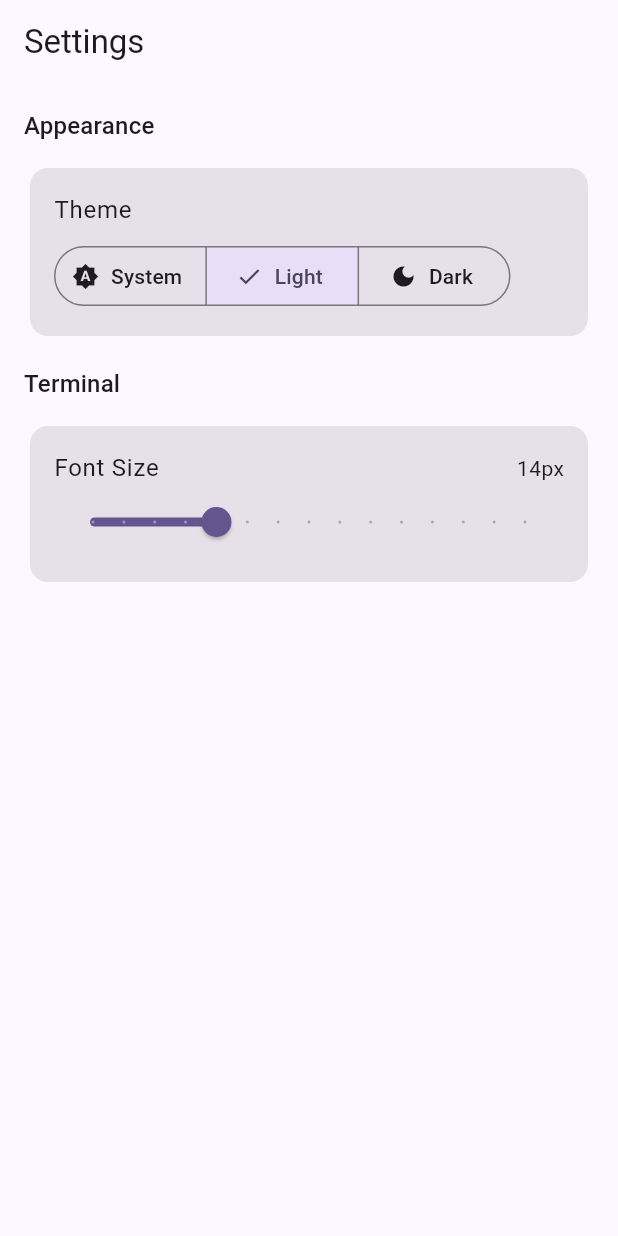
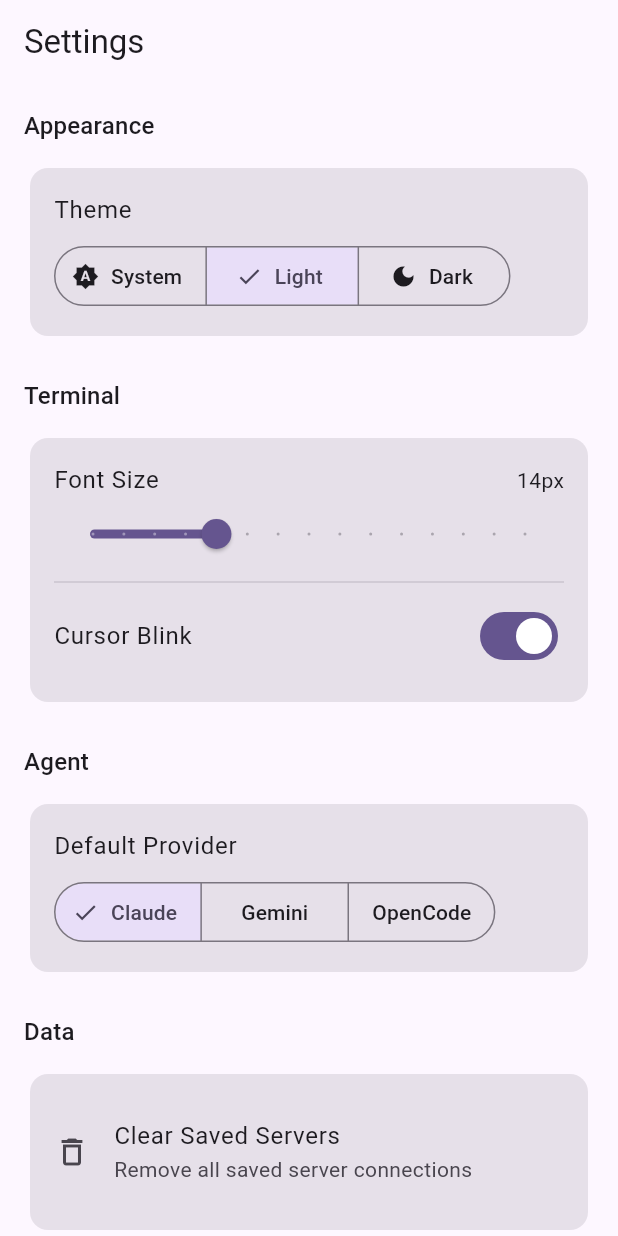
Before and after one commit to codeweiz/relais, a Flutter app: the SettingsScreen screen opened by its route, after a tap on "Light", on a phone screen of 412 x 824 dp. Run offline on Flutter 3.47's test engine with Material 3 defaults, Android fonts, the phone set to English and light mode, and no system bars; our stand-ins replace dio, flutter_markdown, flutter_riverpod, go_router, google_fonts, shared_preferences; missing offline and left inert: xterm; accounts and stored records are empty.

Commit message:
fix(client): routing crashes, session switch animation, more settings
Routing:
- Back button uses context.go('/home') instead of Navigator.pop()
  to avoid popping the last page off GoRouter's stack
- Session switcher uses context.go() with CustomTransitionPage
  (no-op animation) so switching is instant, not a page transition

Terminal:
- Reduce maxLines to 100 (tmux handles scroll history server-side)

Settings (expanded):
- Theme: system/light/dark
- Terminal: font size (10-24px), cursor blink toggle
- Agent: default provider (Claude/Gemini/OpenCode)
- Data: clear saved servers
- About: version info

Co-Authored-By: Claude Opus 4.6 (1M context) <noreply@anthropic.com>

```diff
--- a/client/lib/providers/settings_provider.dart
+++ b/client/lib/providers/settings_provider.dart
@@ -5,16 +5,27 @@ import 'package:shared_preferences/shared_preferences.dart';
 class AppSettings {
   final ThemeMode themeMode;
   final double terminalFontSize;
+  final bool terminalCursorBlink;
+  final String defaultAgentProvider;
 
   const AppSettings({
     this.themeMode = ThemeMode.system,
     this.terminalFontSize = 14.0,
+    this.terminalCursorBlink = true,
+    this.defaultAgentProvider = 'claude-code',
   });
 
-  AppSettings copyWith({ThemeMode? themeMode, double? terminalFontSize}) {
+  AppSettings copyWith({
+    ThemeMode? themeMode,
+    double? terminalFontSize,
+    bool? terminalCursorBlink,
+    String? defaultAgentProvider,
+  }) {
     return AppSettings(
       themeMode: themeMode ?? this.themeMode,
       terminalFontSize: terminalFontSize ?? this.terminalFontSize,
+      terminalCursorBlink: terminalCursorBlink ?? this.terminalCursorBlink,
+      defaultAgentProvider: defaultAgentProvider ?? this.defaultAgentProvider,
     );
   }
 }
@@ -26,11 +37,11 @@ class SettingsNotifier extends StateNotifier<AppSettings> {
 
   Future<void> _load() async {
     final prefs = await SharedPreferences.getInstance();
-    final themeName = prefs.getString('theme_mode') ?? 'system';
-    final fontSize = prefs.getDouble('terminal_font_size') ?? 14.0;
     state = AppSettings(
-      themeMode: _parseThemeMode(themeName),
-      terminalFontSize: fontSize,
+      themeMode: _parseThemeMode(prefs.getString('theme_mode') ?? 'system'),
+      terminalFontSize: prefs.getDouble('terminal_font_size') ?? 14.0,
+      terminalCursorBlink: prefs.getBool('terminal_cursor_blink') ?? true,
+      defaultAgentProvider: prefs.getString('default_agent_provider') ?? 'claude-code',
     );
   }
 
@@ -46,6 +57,23 @@ class SettingsNotifier extends StateNotifier<AppSettings> {
     await prefs.setDouble('terminal_font_size', size);
   }
 
+  Future<void> setTerminalCursorBlink(bool blink) async {
+    state = state.copyWith(terminalCursorBlink: blink);
+    final prefs = await SharedPreferences.getInstance();
+    await prefs.setBool('terminal_cursor_blink', blink);
+  }
+
+  Future<void> setDefaultAgentProvider(String provider) async {
+    state = state.copyWith(defaultAgentProvider: provider);
+    final prefs = await SharedPreferences.getInstance();
+    await prefs.setString('default_agent_provider', provider);
+  }
+
+  Future<void> clearSavedServers() async {
+    final prefs = await SharedPreferences.getInstance();
+    await prefs.remove('saved_servers');
+  }
+
   static ThemeMode _parseThemeMode(String name) {
     return ThemeMode.values.firstWhere(
       (m) => m.name == name,
--- a/client/lib/screens/agent_screen.dart
+++ b/client/lib/screens/agent_screen.dart
@@ -1,5 +1,6 @@
 import 'package:flutter/material.dart';
 import 'package:flutter_riverpod/flutter_riverpod.dart';
+import 'package:go_router/go_router.dart';
 import '../models/session.dart';
 import '../providers/server_provider.dart';
 import '../services/agent_connection.dart';
@@ -105,6 +106,7 @@ class _AgentScreenState extends ConsumerState<AgentScreen> {
 
     return Scaffold(
       appBar: AppBar(
+        leading: BackButton(onPressed: () => context.go('/home')),
         title: SessionSwitcher(
           currentSessionId: widget.sessionId,
           filterKind: SessionKind.agent,
--- a/client/lib/screens/settings_screen.dart
+++ b/client/lib/screens/settings_screen.dart
@@ -14,6 +14,7 @@ class SettingsScreen extends ConsumerWidget {
       body: ListView(
         padding: const EdgeInsets.all(16),
         children: [
+          // ── Appearance ─────────────────────────────────
           Text('Appearance', style: Theme.of(context).textTheme.titleMedium),
           const SizedBox(height: 12),
           Card.filled(
@@ -26,31 +27,20 @@ class SettingsScreen extends ConsumerWidget {
                   const SizedBox(height: 8),
                   SegmentedButton<ThemeMode>(
                     segments: const [
-                      ButtonSegment(
-                          value: ThemeMode.system,
-                          label: Text('System'),
-                          icon: Icon(Icons.brightness_auto)),
-                      ButtonSegment(
-                          value: ThemeMode.light,
-                          label: Text('Light'),
-                          icon: Icon(Icons.light_mode)),
-                      ButtonSegment(
-                          value: ThemeMode.dark,
-                          label: Text('Dark'),
-                          icon: Icon(Icons.dark_mode)),
+                      ButtonSegment(value: ThemeMode.system, label: Text('System'), icon: Icon(Icons.brightness_auto)),
+                      ButtonSegment(value: ThemeMode.light, label: Text('Light'), icon: Icon(Icons.light_mode)),
+                      ButtonSegment(value: ThemeMode.dark, label: Text('Dark'), icon: Icon(Icons.dark_mode)),
                     ],
                     selected: {settings.themeMode},
-                    onSelectionChanged: (selected) {
-                      ref
-                          .read(settingsProvider.notifier)
-                          .setThemeMode(selected.first);
-                    },
+                    onSelectionChanged: (s) => ref.read(settingsProvider.notifier).setThemeMode(s.first),
                   ),
                 ],
               ),
             ),
           ),
-          const SizedBox(height: 16),
+
+          // ── Terminal ───────────────────────────────────
+          const SizedBox(height: 24),
           Text('Terminal', style: Theme.of(context).textTheme.titleMedium),
           const SizedBox(height: 12),
           Card.filled(
@@ -62,10 +52,8 @@ class SettingsScreen extends ConsumerWidget {
                   Row(
                     mainAxisAlignment: MainAxisAlignment.spaceBetween,
                     children: [
-                      Text('Font Size',
-                          style: Theme.of(context).textTheme.bodyLarge),
-                      Text('${settings.terminalFontSize.round()}px',
-                          style: Theme.of(context).textTheme.bodyMedium),
+                      Text('Font Size', style: Theme.of(context).textTheme.bodyLarge),
+                      Text('${settings.terminalFontSize.round()}px', style: Theme.of(context).textTheme.bodyMedium),
                     ],
                   ),
                   Slider(
@@ -73,16 +61,114 @@ class SettingsScreen extends ConsumerWidget {
                     min: 10,
                     max: 24,
                     divisions: 14,
-                    onChanged: (value) {
-                      ref
-                          .read(settingsProvider.notifier)
-                          .setTerminalFontSize(value);
+                    onChanged: (v) => ref.read(settingsProvider.notifier).setTerminalFontSize(v),
+                  ),
+                  const Divider(),
+                  SwitchListTile(
+                    contentPadding: EdgeInsets.zero,
+                    title: const Text('Cursor Blink'),
+                    value: settings.terminalCursorBlink,
+                    onChanged: (v) => ref.read(settingsProvider.notifier).setTerminalCursorBlink(v),
+                  ),
+                ],
+              ),
+            ),
+          ),
+
+          // ── Agent ──────────────────────────────────────
+          const SizedBox(height: 24),
+          Text('Agent', style: Theme.of(context).textTheme.titleMedium),
+          const SizedBox(height: 12),
+          Card.filled(
+            child: Padding(
+              padding: const EdgeInsets.all(16),
+              child: Column(
+                crossAxisAlignment: CrossAxisAlignment.start,
+                children: [
+                  Text('Default Provider', style: Theme.of(context).textTheme.bodyLarge),
+                  const SizedBox(height: 8),
+                  SegmentedButton<String>(
+                    segments: const [
+                      ButtonSegment(value: 'claude-code', label: Text('Claude')),
+                      ButtonSegment(value: 'gemini-cli', label: Text('Gemini')),
+                      ButtonSegment(value: 'opencode', label: Text('OpenCode')),
+                    ],
+                    selected: {settings.defaultAgentProvider},
+                    onSelectionChanged: (s) => ref.read(settingsProvider.notifier).setDefaultAgentProvider(s.first),
+                  ),
+                ],
+              ),
+            ),
+          ),
+
+          // ── Data ───────────────────────────────────────
+          const SizedBox(height: 24),
+          Text('Data', style: Theme.of(context).textTheme.titleMedium),
+          const SizedBox(height: 12),
+          Card.filled(
+            child: Padding(
+              padding: const EdgeInsets.all(16),
+              child: Column(
+                children: [
+                  ListTile(
+                    contentPadding: EdgeInsets.zero,
+                    leading: const Icon(Icons.delete_outline),
+                    title: const Text('Clear Saved Servers'),
+                    subtitle: const Text('Remove all saved server connections'),
+                    onTap: () async {
+                      final confirmed = await showDialog<bool>(
+                        context: context,
+                        builder: (ctx) => AlertDialog(
+                          title: const Text('Clear saved servers?'),
+                          content: const Text('This will remove all saved server connections.'),
+                          actions: [
+                            TextButton(onPressed: () => Navigator.pop(ctx, false), child: const Text('Cancel')),
+                            FilledButton(onPressed: () => Navigator.pop(ctx, true), child: const Text('Clear')),
+                          ],
+                        ),
+                      );
+                      if (confirmed == true) {
+                        await ref.read(settingsProvider.notifier).clearSavedServers();
+                        if (context.mounted) {
+                          ScaffoldMessenger.of(context).showSnackBar(
+                            const SnackBar(content: Text('Saved servers cleared')),
+                          );
+                        }
+                      }
                     },
                   ),
                 ],
               ),
             ),
           ),
+
+          // ── About ──────────────────────────────────────
+          const SizedBox(height: 24),
+          Text('About', style: Theme.of(context).textTheme.titleMedium),
+          const SizedBox(height: 12),
+          Card.filled(
+            child: Padding(
+              padding: const EdgeInsets.all(16),
+              child: Column(
+                crossAxisAlignment: CrossAxisAlignment.start,
+                children: [
+                  ListTile(
+                    contentPadding: EdgeInsets.zero,
+                    title: const Text('Relais'),
+                    subtitle: const Text('v1.0.0'),
+                    trailing: Icon(Icons.terminal_rounded, color: Theme.of(context).colorScheme.primary),
+                  ),
+                  Text(
+                    'Remote terminal access and AI agent interaction — from anywhere.',
+                    style: Theme.of(context).textTheme.bodySmall?.copyWith(
+                      color: Theme.of(context).colorScheme.onSurfaceVariant,
+                    ),
+                  ),
+                ],
+              ),
+            ),
+          ),
+          const SizedBox(height: 32),
         ],
       ),
     );
--- a/client/lib/screens/terminal_screen.dart
+++ b/client/lib/screens/terminal_screen.dart
@@ -2,6 +2,7 @@ import 'package:flutter/foundation.dart' show kIsWeb;
 import 'package:flutter/material.dart';
 import 'package:flutter/services.dart';
 import 'package:flutter_riverpod/flutter_riverpod.dart';
+import 'package:go_router/go_router.dart';
 import '../models/session.dart';
 import '../providers/server_provider.dart';
 import '../providers/settings_provider.dart';
@@ -64,7 +65,7 @@ class _TerminalScreenState extends ConsumerState<TerminalScreen> {
         toolbarHeight: 36,
         titleSpacing: 0,
         leading: BackButton(
-          onPressed: () => Navigator.pop(context),
+          onPressed: () => context.go('/home'),
           style: const ButtonStyle(iconSize: WidgetStatePropertyAll(18)),
         ),
         title: Row(
--- a/client/lib/widgets/terminal_view.dart
+++ b/client/lib/widgets/terminal_view.dart
@@ -21,7 +21,8 @@ class _TerminalViewWidgetState extends State<TerminalViewWidget> {
   @override
   void initState() {
     super.initState();
-    _terminal = Terminal(maxLines: 1000);
+    // Small scrollback — tmux handles scroll history server-side
+    _terminal = Terminal(maxLines: 100);
 
     // Keyboard input → server (binary)
     _terminal.onOutput = (data) {
```
Also changed, not shown: client/lib/app.dart (+10 -4 lines).
